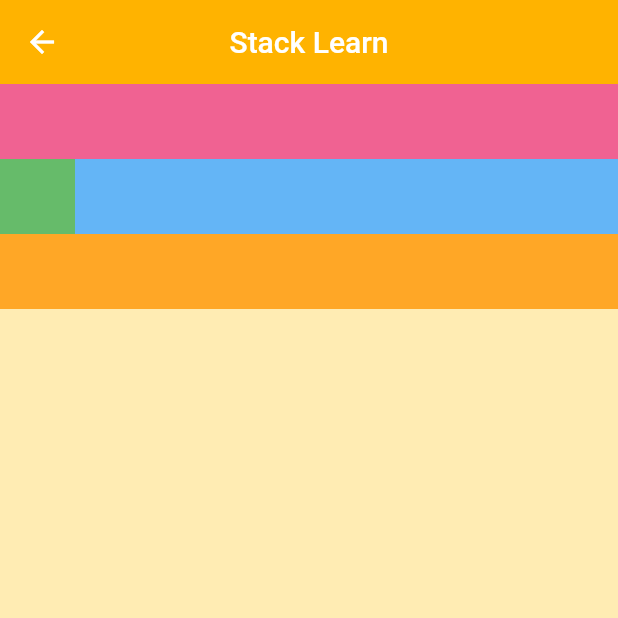
After one commit to yusufcanstr/Flutter-101, a Flutter app: the StackLearn screen opened directly, on a phone screen of 412 x 824 dp, the top half of it. The commit adds this screen. Run offline on Flutter 3.47's test engine with Material 2 defaults, Android fonts, the phone set to English and light mode, and no system bars; network calls fail.

Commit message:
stack demo view learn

```diff
--- /dev/null
+++ b/lib/101/stack_learn.dart
@@ -0,0 +1,45 @@
+import 'package:flutter/material.dart';
+
+class StackLearn extends StatelessWidget {
+  const StackLearn({super.key});
+
+  @override
+  Widget build(BuildContext context) {
+    //Stack genelde üst üste bir binme var ise genelde orada Stack vardir!
+    return Scaffold(
+      backgroundColor: Colors.amber.shade100,
+      appBar: AppBar(
+        title: const Text("Stack Learn"),
+        backgroundColor: Colors.amber.shade600,
+      ),
+      body: Stack(
+        children: [
+          Container(
+            color: Colors.pink.shade300,
+            height: 100,
+          ),
+          Padding(
+              padding: const EdgeInsets.only(top: 50),
+              child: Container(
+                color: Colors.blue.shade300,
+                height: 100,
+              )),
+
+          //
+          Positioned(
+              bottom: 0,
+              width: 50,
+              height: 100,
+              child: Container(
+                color: Colors.green.shade400,
+              )),
+          Positioned.fill(
+              top: 100,
+              child: Container(
+                color: Colors.orange.shade400,
+              )),
+        ],
+      ),
+    );
+  }
+}
--- a/lib/main.dart
+++ b/lib/main.dart
@@ -1,6 +1,5 @@
 import 'package:flutter/material.dart';
-import 'package:information_card/101/column_row_learn.dart';
-import 'package:information_card/101/list_title_learn.dart';
+import 'package:information_card/demos/stack_demo_view.dart';
 
 void main() {
   runApp(const MyApp());
@@ -22,7 +21,7 @@ class MyApp extends StatelessWidget {
             backgroundColor: Colors.transparent,
             elevation: 0,
           )),
-      home: const ColumnRowLearn(),
+      home: const StackDemoView(),
     );
   }
 }
```
Also changed, not shown: lib/demos/stack_demo_view.dart (added, +53 -0 lines).
